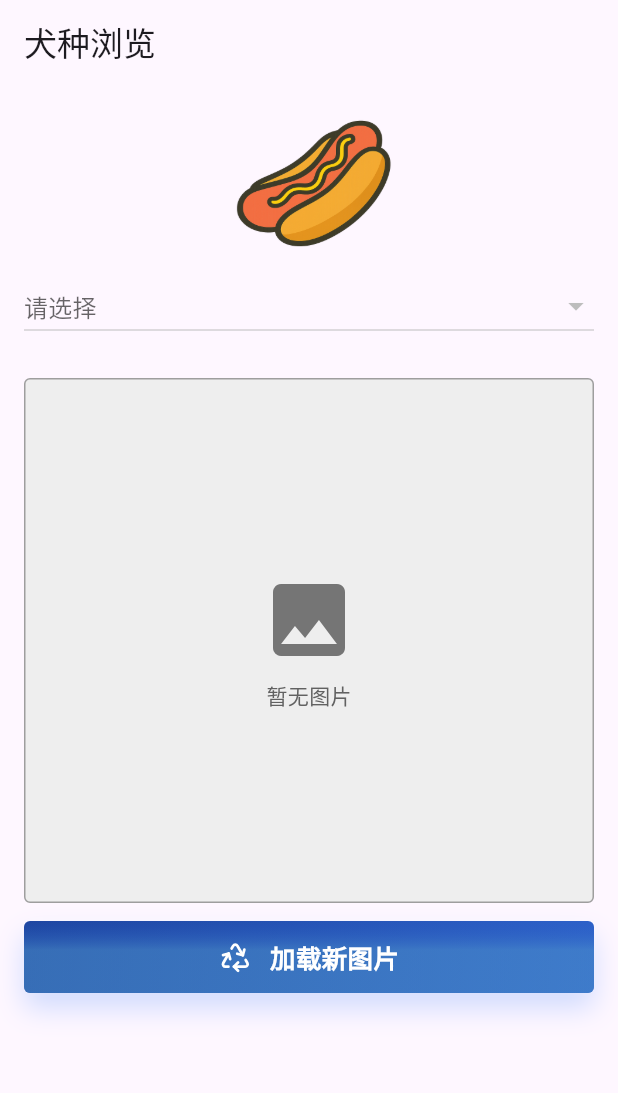
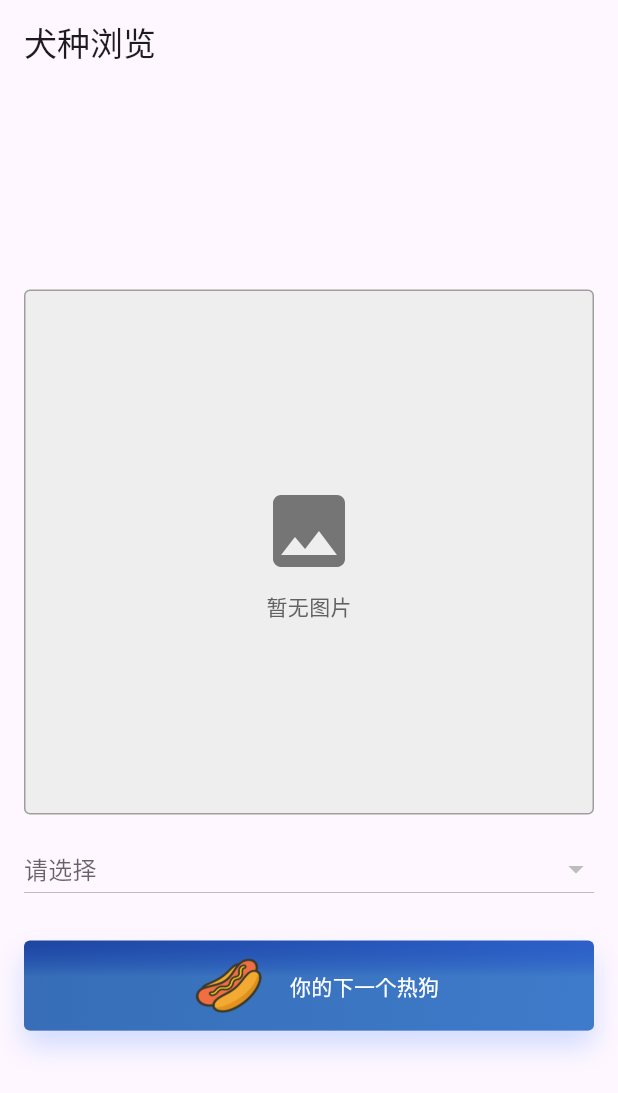
Before and after one commit to haregx/http, a Flutter app: the screen it shows after launch, on a phone screen of 412 x 824 dp. Shown: the top 1093 px of the screen. Run offline on Flutter 3.47's test engine with Material 3 defaults, Android fonts, the phone set to English and light mode, and no system bars; our stand-ins replace lucide_icons; network calls fail.

Commit message:
final chinese version

```diff
--- a/lib/screens/home_screen.dart
+++ b/lib/screens/home_screen.dart
@@ -4,7 +4,7 @@ import 'package:http_req/api/breed_class.dart';
 import 'package:http_req/api/https_service.dart';
 import 'package:http_req/widgets/fancy_button.dart';
 import 'package:http_req/widgets/platform_constants.dart';
-import 'package:lucide_icons/lucide_icons.dart';
+// import 'package:lucide_icons/lucide_icons.dart';
 
 class HomeScreen extends StatefulWidget {
 	const HomeScreen({super.key});
@@ -43,13 +43,14 @@ class _HomeScreenState extends State<HomeScreen> {
 					padding: const EdgeInsets.all(16.0),
 					child: Column(
 						crossAxisAlignment: CrossAxisAlignment.stretch,
+            mainAxisAlignment: MainAxisAlignment.center,
 						children: [
 							// Asset image shown above the dropdown
-							ClipRRect(
+						/*	ClipRRect(
 								borderRadius: BorderRadius.circular(8),
 								child: Image.asset(
 									'assets/images/hotdog.png',
-									height: 100,
+									height: 80,
 									width: double.infinity,
 									fit: BoxFit.fitHeight,
 									errorBuilder: (c, e, s) => Container(
@@ -60,24 +61,8 @@ class _HomeScreenState extends State<HomeScreen> {
 								),
 							),
 							const SizedBox(height: 8),
-							DropdownButton<String>(
-								value: _selectedValue,
-								hint: const Text('请选择'),
-								isExpanded: true,
-								  items: _dropdownItems
-									  .map((item) => DropdownMenuItem<String>(
-											value: item,
-											child: Text(_capitalize(item)),
-										  ))
-									  .toList(),
-								onChanged: (value) {
-									setState(() {
-										_selectedValue = value;
-                    fetchRandomDog(_selectedValue);
-									});
-								},
-							),
-							const SizedBox(height: 24),
+              */
+
 							Container(
 								height: 350,
 								decoration: BoxDecoration(
@@ -112,11 +97,47 @@ class _HomeScreenState extends State<HomeScreen> {
 			                				),
 								),
 								const SizedBox(height: 12),
-								FancyButton(
-									onPressed: _loadingImage ? null : () => fetchRandomDog(_selectedValue ?? all),
-									leadingIcon: LucideIcons.recycle,
-									label: '加载新图片',
-								),
+                DropdownButton<String>(
+								value: _selectedValue,
+								hint: const Text('请选择'),
+								isExpanded: true,
+								  items: _dropdownItems
+									  .map((item) => DropdownMenuItem<String>(
+											value: item,
+											child: Text(_capitalize(item)),
+										  ))
+									  .toList(),
+								onChanged: (value) {
+									setState(() {
+										_selectedValue = value;
+                    fetchRandomDog(_selectedValue);
+									});
+								},
+							),
+							const SizedBox(height: 24),
+								IntrinsicWidth(
+                  stepHeight: 60,
+                  child: FancyButton(
+                    onPressed: _loadingImage ? null : () => fetchRandomDog(_selectedValue ?? all),
+                    // Use the actual PNG as a multi-colour image in the leading slot.
+                    leading: Row(
+                      mainAxisSize: MainAxisSize.min,
+                      children: [
+                        Image.asset(
+                          'assets/images/hotdog.png',
+                          width: 64,
+                          height: 64,
+                          fit: BoxFit.contain,
+                          errorBuilder: (c, e, s) => const Icon(Icons.fastfood),
+                        ),
+                        const SizedBox(width: 10),
+                      ],
+                    ),
+                    // Keep a text color; the Image.asset will retain its original colours.
+										textStyle: const TextStyle(color: Colors.white),
+										label: '你的下一个热狗',
+                  ),
+                ),
 						],
 					),
 				),
--- a/lib/widgets/fancy_button.dart
+++ b/lib/widgets/fancy_button.dart
@@ -22,6 +22,10 @@ class FancyButton extends StatefulWidget {
   final double? iconTextSpacing;
   /// Optional leading icon (left of text).
   final IconData? leadingIcon;
+  /// Optional leading widget (left of text). If provided, this widget will be
+  /// rendered instead of [leadingIcon]. It will be wrapped in an IconTheme so
+  /// the color/size matches the button text color.
+  final Widget? leading;
 
   /// Optional trailing icon (right of text).
   final IconData? trailingIcon;
@@ -65,6 +69,7 @@ class FancyButton extends StatefulWidget {
     this.onPressed,
     this.enabled = true,
     this.leadingIcon,
+    this.leading,
     this.trailingIcon,
     this.backgroundColor = FancyButtonColor.blue,
     this.iconTextSpacing,
@@ -322,7 +327,21 @@ class _FancyButtonState extends State<FancyButton> {
                   child: Row(
                     mainAxisSize: MainAxisSize.min,
                     children: [
-                      if (widget.leadingIcon != null) ...[
+                      if (widget.leading != null) ...[
+                        IconTheme.merge(
+                          data: IconThemeData(
+                            size: 22,
+                            color: isDisabled
+                                ? (defaultTargetPlatform == TargetPlatform.iOS
+                                      ? const Color(0xFFAEAEB2)
+                                      : defaultTargetPlatform == TargetPlatform.android
+                                          ? const Color(0xFF424242)
+                                          : Colors.grey.shade600)
+                                : (widget.textStyle?.color ?? Colors.white),
+                          ),
+                          child: widget.leading!,
+                        ),
+                      ] else if (widget.leadingIcon != null) ...[
                         Icon(
                           widget.leadingIcon,
                           size: 22,
```
